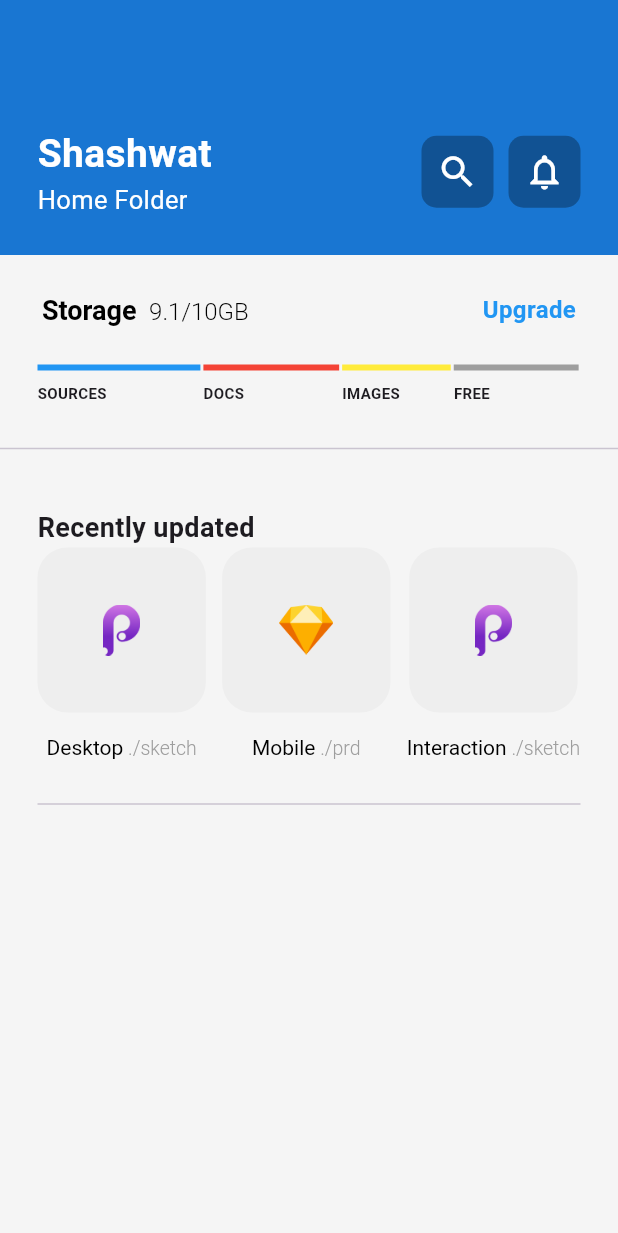
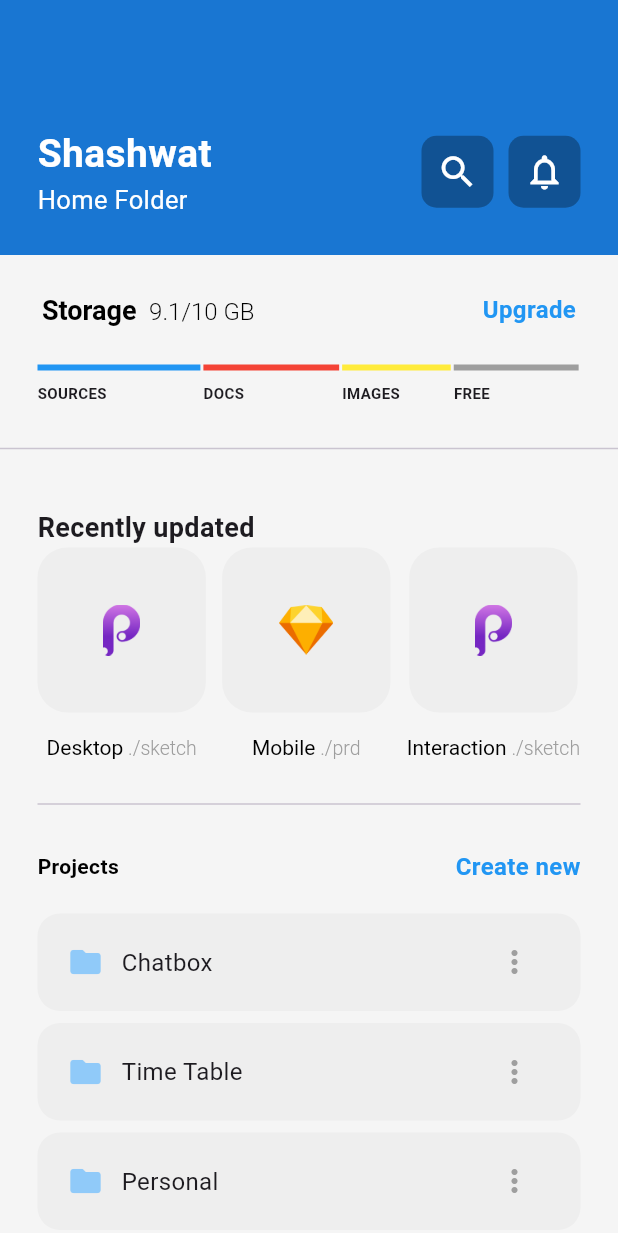
Before and after one commit to shashwat-naik/DockIt, a Flutter app: the screen it shows after launch, on a phone screen of 412 x 824 dp. Shown: the top 1233 px of the screen. Run offline on Flutter 3.47's test engine with Material 3 defaults, Android fonts, the phone set to English and light mode, and no system bars.

Commit message:
Project Section

```diff
--- a/lib/pages/team_folder.dart
+++ b/lib/pages/team_folder.dart
@@ -92,7 +92,7 @@ class _TeamFolderPageState extends State<TeamFolderPage> {
                             fontWeight: FontWeight.bold),
                         children: [
                       TextSpan(
-                        text: " 9.1/10GB",
+                        text: " 9.1/10 GB",
                         style: TextStyle(
                           color: Colors.black,
                           fontWeight: FontWeight.w300,
@@ -166,9 +166,71 @@ class _TeamFolderPageState extends State<TeamFolderPage> {
                 Divider(
                   height: 60,
                 ),
+                Row(
+                  mainAxisAlignment: MainAxisAlignment.spaceBetween,
+                  children: [
+                    Text(
+                      "Projects",
+                      style: TextStyle(
+                          color: Colors.black, fontWeight: FontWeight.bold),
+                    ),
+                    Text(
+                      "Create new",
+                      style: TextStyle(
+                          fontSize: 16,
+                          fontWeight: FontWeight.bold,
+                          color: Colors.blue),
+                    )
+                  ],
+                ),
+                SizedBox(
+                  height: 20,
+                ),
+                buildProjectRow('Chatbox'),
+                buildProjectRow('Time Table'),
+                buildProjectRow('Personal'),
+                buildProjectRow('Fitness'),
               ],
             ),
           )
+        ],
+      ),
+    );
+  }
+
+  Container buildProjectRow(String folderName) {
+    return Container(
+      margin: EdgeInsets.only(bottom: 8),
+      padding: EdgeInsets.symmetric(horizontal: 20),
+      height: 65,
+      decoration: BoxDecoration(
+          color: Colors.grey.shade200, borderRadius: BorderRadius.circular(15)),
+      child: Row(
+        mainAxisAlignment: MainAxisAlignment.spaceBetween,
+        children: [
+          Row(
+            children: [
+              Icon(
+                Icons.folder,
+                color: Colors.blue[200],
+              ),
+              SizedBox(
+                width: 12,
+              ),
+              Text(
+                folderName,
+                style: TextStyle(
+                  fontSize: 16,
+                ),
+              )
+            ],
+          ),
+          IconButton(
+              onPressed: () {},
+              icon: Icon(
+                Icons.more_vert_rounded,
+                color: Colors.grey,
+              ))
         ],
       ),
     );
```
